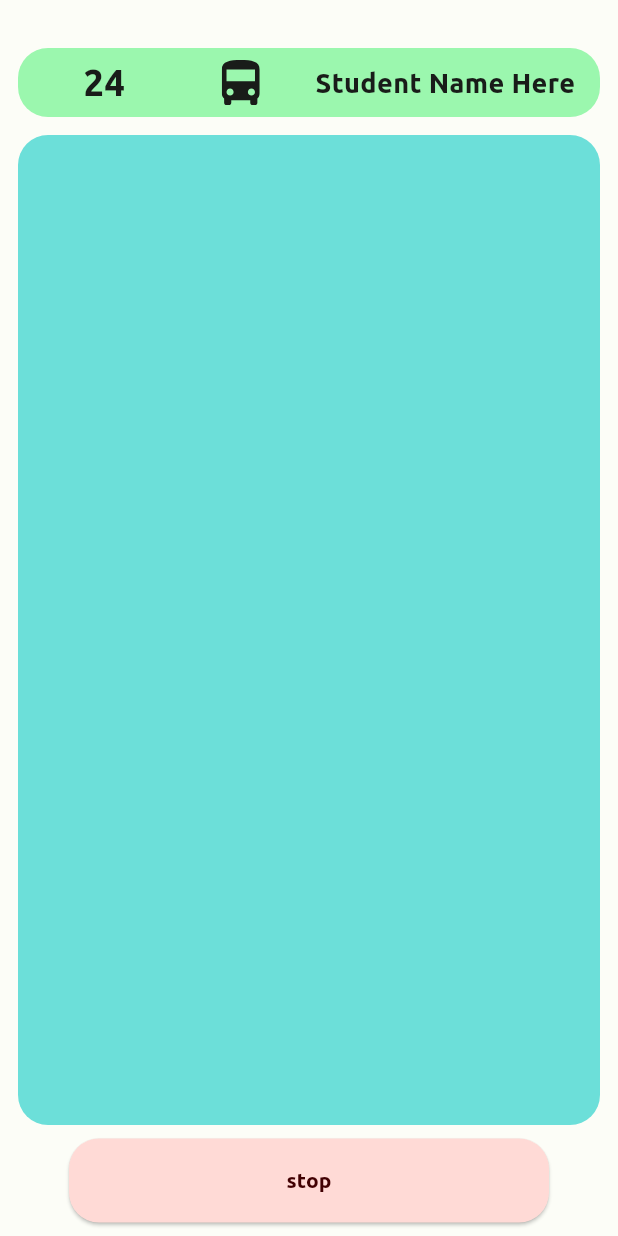
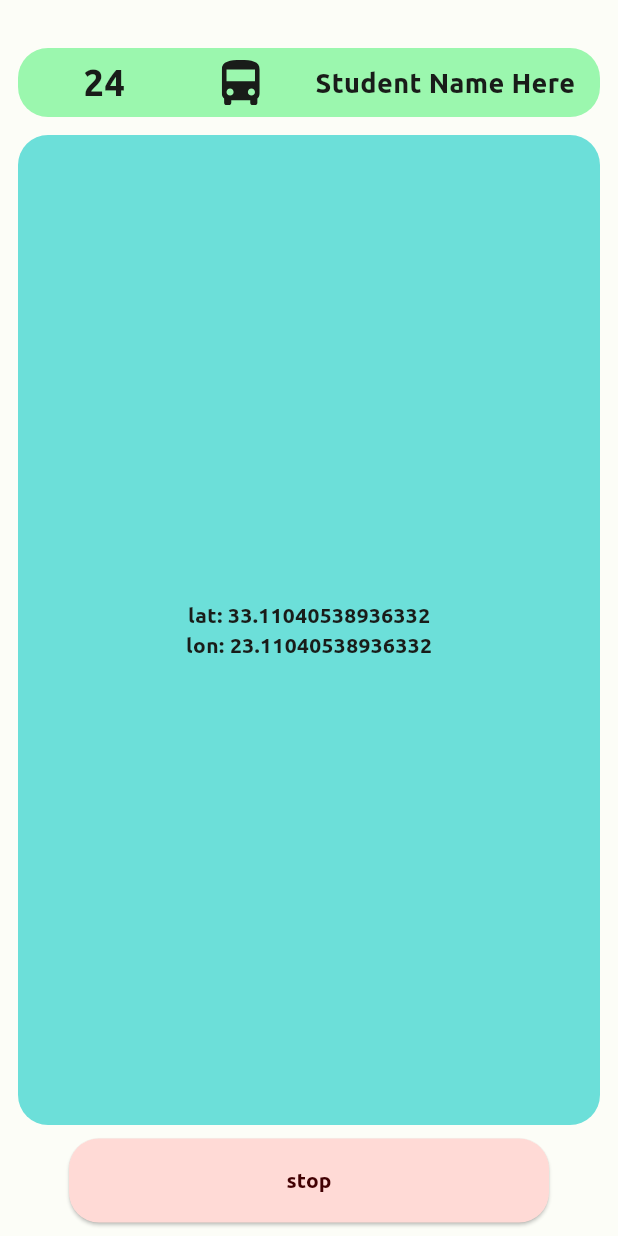
Before and after one commit to OvaisKhanday/caretracker-Flutter, a Flutter app: the ParentTrackingScreen screen opened directly, on a phone screen of 412 x 824 dp. Run offline on Flutter 3.47's test engine with Material 2 defaults, Android fonts, the phone set to English and light mode, and no system bars; our stand-ins replace flutter_secure_storage, flutter_svg, geolocator, package_info_plus; accounts and stored records are empty; project files that could hold a hidden picture were left out.

Commit message:
change coordinates

```diff
--- a/lib/screens/parent_tracking_screen.dart
+++ b/lib/screens/parent_tracking_screen.dart
@@ -1,3 +1,5 @@
+import 'dart:math';
+
 import 'package:flutter/material.dart';
 
 import '../widgets/button_widgets.dart';
@@ -11,8 +13,23 @@ class ParentTrackingScreen extends StatefulWidget {
   State<ParentTrackingScreen> createState() => _ParentTrackingScreenState();
 }
 
+class Coordinates {
+  double lat;
+  double lon;
+  Coordinates(this.lat, this.lon);
+}
+
 class _ParentTrackingScreenState extends State<ParentTrackingScreen> {
   final busSvgAssetName = 'assets/svgs/bus.svg';
+  double lat = 33.0;
+  double lon = 23.0;
+
+  Stream<Coordinates> _changeCoordinates() async* {
+    await Future.delayed(const Duration(seconds: 1));
+    lat += Random().nextDouble();
+    lon += Random().nextDouble();
+    yield Coordinates(lat, lon);
+  }
 
   @override
   Widget build(BuildContext context) {
@@ -40,16 +57,8 @@ class _ParentTrackingScreenState extends State<ParentTrackingScreen> {
                           child: busNoInTopNotch(busNo: '24'),
                         ),
                       ),
-                      Expanded(
-                          child: svgHeadlineWidget(
-                              context: context,
-                              assetName: busSvgAssetName,
-                              height: 30)),
-                      Expanded(
-                          flex: 2,
-                          child: Center(
-                              child:
-                                  titleTextWidget(title: 'Student Name Here')))
+                      Expanded(child: svgHeadlineWidget(context: context, assetName: busSvgAssetName, height: 30)),
+                      Expanded(flex: 2, child: Center(child: titleTextWidget(title: 'Student Name Here')))
                     ],
                   )),
               const SizedBox(height: 12),
@@ -57,8 +66,25 @@ class _ParentTrackingScreenState extends State<ParentTrackingScreen> {
                   child: Container(
                 decoration: BoxDecoration(
                   borderRadius: BorderRadius.circular(20),
-                  color: Color.fromARGB(255, 108, 223, 217),
+                  color: const Color.fromARGB(255, 108, 223, 217),
                 ),
+                child: StreamBuilder<Coordinates>(
+                    stream: _changeCoordinates(),
+                    builder: (context, snapshot) {
+                      if (snapshot.connectionState == ConnectionState.active || snapshot.hasData) {
+                        return Center(
+                            child: Column(
+                          mainAxisAlignment: MainAxisAlignment.center,
+                          crossAxisAlignment: CrossAxisAlignment.center,
+                          children: [
+                            Text('lat: ${snapshot.data!.lat}'),
+                            Text('lon: ${snapshot.data!.lon}'),
+                          ],
+                        ));
+                      } else {
+                        return const CircularProgressIndicator.adaptive();
+                      }
+                    }),
               )),
               // const SizedBox(height: 12),
               stopTrackingButton(
```
